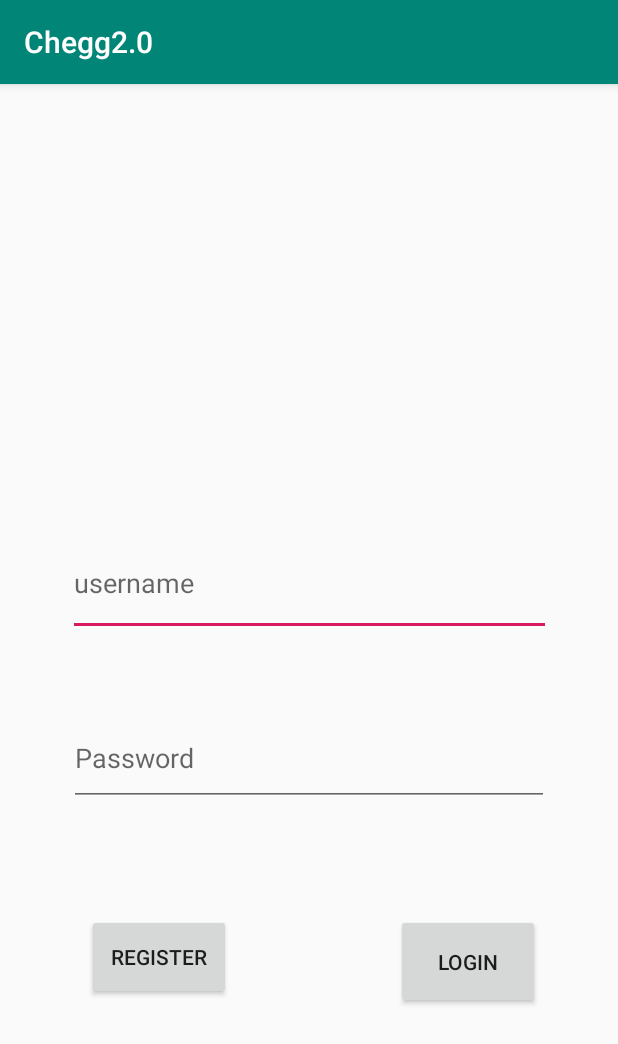
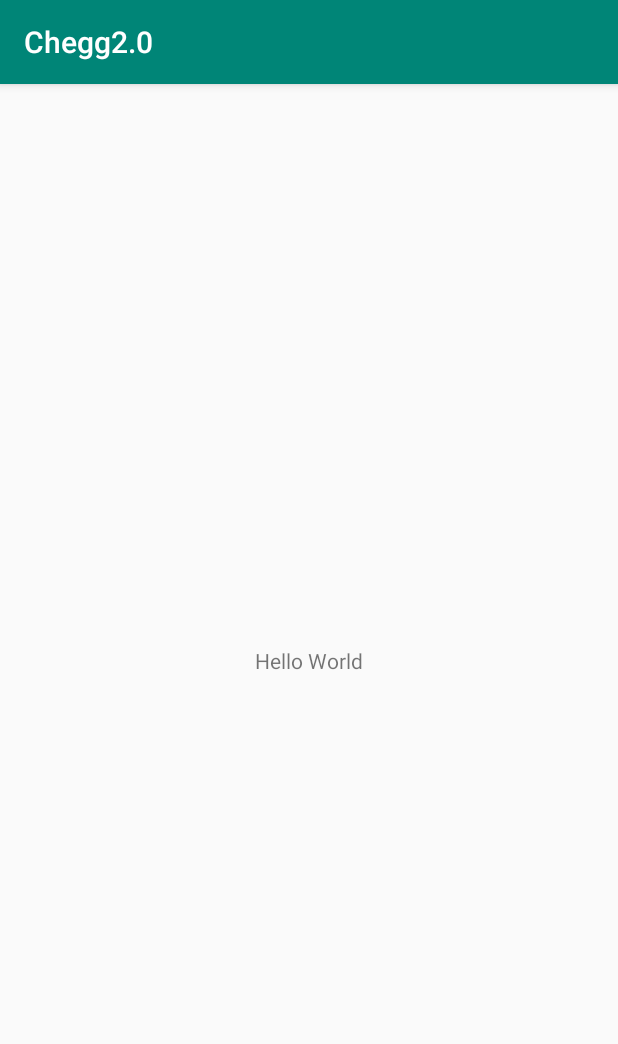
Before and after one commit to yuktmitash21/Chegg2.0, an Android app: the screen it shows after launch (MainActivity), on a phone screen of 412 x 824 dp. Shown: the top 1044 px of the screen. Run offline under Robolectric (Android 15) with nearby library versions, the phone set to English and light mode, and no system bars.

Commit message:
First commit

```diff
--- a/src/main/AndroidManifest.xml
+++ b/src/main/AndroidManifest.xml
@@ -9,7 +9,6 @@
         android:roundIcon="@mipmap/ic_launcher_round"
         android:supportsRtl="true"
         android:theme="@style/AppTheme">
-        <activity android:name=".Views.MainScreen"></activity>
         <activity android:name=".Views.MainActivity">
             <intent-filter>
                 <action android:name="android.intent.action.MAIN" />
--- a/src/main/java/com/example/chegg20/Views/MainActivity.java
+++ b/src/main/java/com/example/chegg20/Views/MainActivity.java
@@ -14,11 +14,7 @@ import com.example.chegg20.R;
 import com.example.chegg20.ViewModels.UserViewModel;
 
 public class MainActivity extends AppCompatActivity {
-    EditText usernameText;
-    EditText passwordText;
-    Button loginButton;
-    Button registrationButton;
-    UserViewModel viewModel;
+
 
 
     @Override
@@ -26,49 +22,6 @@ public class MainActivity extends AppCompatActivity {
         super.onCreate(savedInstanceState);
         setContentView(R.layout.activity_main);
 
-        usernameText = findViewById(R.id.usernameLogin);
-        passwordText = findViewById(R.id.passwordLogin);
-        loginButton = findViewById(R.id.loginbuttonlogin);
-        registrationButton = findViewById(R.id.registrationButtonLogin);
-        viewModel = ViewModelProviders.of(this).get(UserViewModel.class);
 
-
-
-        loginButton.setOnClickListener(new View.OnClickListener() {
-            @Override
-            public void onClick(View view) {
-                String username = usernameText.getText().toString();
-                String password = passwordText.getText().toString();
-
-                if (username.equals("")) {
-                    Toast.makeText(getApplicationContext(), "Enter a username!", Toast.LENGTH_LONG).show();
-                } else if (password.equals("")) {
-                    Toast.makeText(getApplicationContext(), "Enter a password", Toast.LENGTH_LONG).show();
-                } else {
-                    int hashcode = viewModel.validUser(username, password);
-                    if (hashcode == -1) {
-                        Toast.makeText(getApplicationContext(), viewModel.errorMessage(username, password), Toast.LENGTH_LONG).show();
-                    } else {
-                        Intent mainScreenIntent = new Intent(getApplicationContext(), MainScreen.class);
-                        mainScreenIntent.putExtra("id", hashcode);
-                        startActivity(mainScreenIntent);
-                    }
-                }
-
-
-            }
-        });
-
-        registrationButton.setOnClickListener(new View.OnClickListener() {
-            @Override
-            public void onClick(View view) {
-                String username = usernameText.getText().toString();
-                String password = passwordText.getText().toString();
-                viewModel.registerUser(username, password);
-                Intent mainScreen = new Intent(getApplicationContext(), MainActivity.class);
-                startActivity(mainScreen);
-
-            }
-        });
     }
 }
--- a/src/main/res/layout/activity_main.xml
+++ b/src/main/res/layout/activity_main.xml
@@ -6,72 +6,19 @@
     android:layout_height="match_parent"
     tools:context=".Views.MainActivity">
 
-    <EditText
-        android:id="@+id/usernameLogin"
-        android:layout_width="322dp"
-        android:layout_height="70dp"
-        android:layout_marginStart="43dp"
-        android:layout_marginLeft="43dp"
-        android:layout_marginTop="289dp"
-        android:layout_marginEnd="43dp"
-        android:layout_marginRight="43dp"
-        android:layout_marginBottom="31dp"
-        android:ems="10"
-        android:hint="username"
-        android:inputType="textPersonName"
-        app:layout_constraintBottom_toTopOf="@+id/passwordLogin"
+    <TextView
+        android:layout_width="wrap_content"
+        android:layout_height="wrap_content"
+        android:layout_marginStart="50dp"
+        android:layout_marginLeft="50dp"
+        android:layout_marginTop="100dp"
+        android:layout_marginEnd="50dp"
+        android:layout_marginRight="50dp"
+        android:layout_marginBottom="100dp"
+        android:text="Hello World"
+        app:layout_constraintBottom_toBottomOf="parent"
         app:layout_constraintEnd_toEndOf="parent"
         app:layout_constraintStart_toStartOf="parent"
         app:layout_constraintTop_toTopOf="parent" />
 
-    <EditText
-        android:id="@+id/passwordLogin"
-        android:layout_width="320dp"
-        android:layout_height="63dp"
-        android:layout_marginStart="43dp"
-        android:layout_marginLeft="43dp"
-        android:layout_marginTop="10dp"
-        android:layout_marginEnd="43dp"
-        android:layout_marginRight="43dp"
-        android:layout_marginBottom="278dp"
-        android:ems="10"
-        android:hint="Password"
-        android:inputType="textShortMessage|textPersonName|textPhonetic|textPassword"
-        app:layout_constraintBottom_toBottomOf="parent"
-        app:layout_constraintEnd_toEndOf="parent"
-        app:layout_constraintStart_toStartOf="parent"
-        app:layout_constraintTop_toBottomOf="@+id/usernameLogin" />
-
-    <Button
-        android:id="@+id/loginbuttonlogin"
-        android:layout_width="96dp"
-        android:layout_height="63dp"
-        android:layout_marginStart="263dp"
-        android:layout_marginLeft="263dp"
-        android:layout_marginTop="66dp"
-        android:layout_marginEnd="52dp"
-        android:layout_marginRight="52dp"
-        android:layout_marginBottom="146dp"
-        android:text="Login"
-        app:layout_constraintBottom_toBottomOf="parent"
-        app:layout_constraintEnd_toEndOf="parent"
-        app:layout_constraintStart_toStartOf="parent"
-        app:layout_constraintTop_toBottomOf="@+id/passwordLogin" />
-
-    <Button
-        android:id="@+id/registrationButtonLogin"
-        android:layout_width="96dp"
-        android:layout_height="57dp"
-        android:layout_marginStart="57dp"
-        android:layout_marginLeft="57dp"
-        android:layout_marginTop="66dp"
-        android:layout_marginEnd="110dp"
-        android:layout_marginRight="110dp"
-        android:layout_marginBottom="151dp"
-        android:text="Register"
-        app:layout_constraintBottom_toBottomOf="parent"
-        app:layout_constraintEnd_toStartOf="@+id/loginbuttonlogin"
-        app:layout_constraintStart_toStartOf="parent"
-        app:layout_constraintTop_toBottomOf="@+id/passwordLogin" />
-
 </android.support.constraint.ConstraintLayout>
```
Also changed, not shown: src/main/java/com/example/chegg20/Views/MainScreen.java (deleted, +0 -74 lines), src/main/res/layout/activity_main_screen.xml (deleted, +0 -51 lines).
